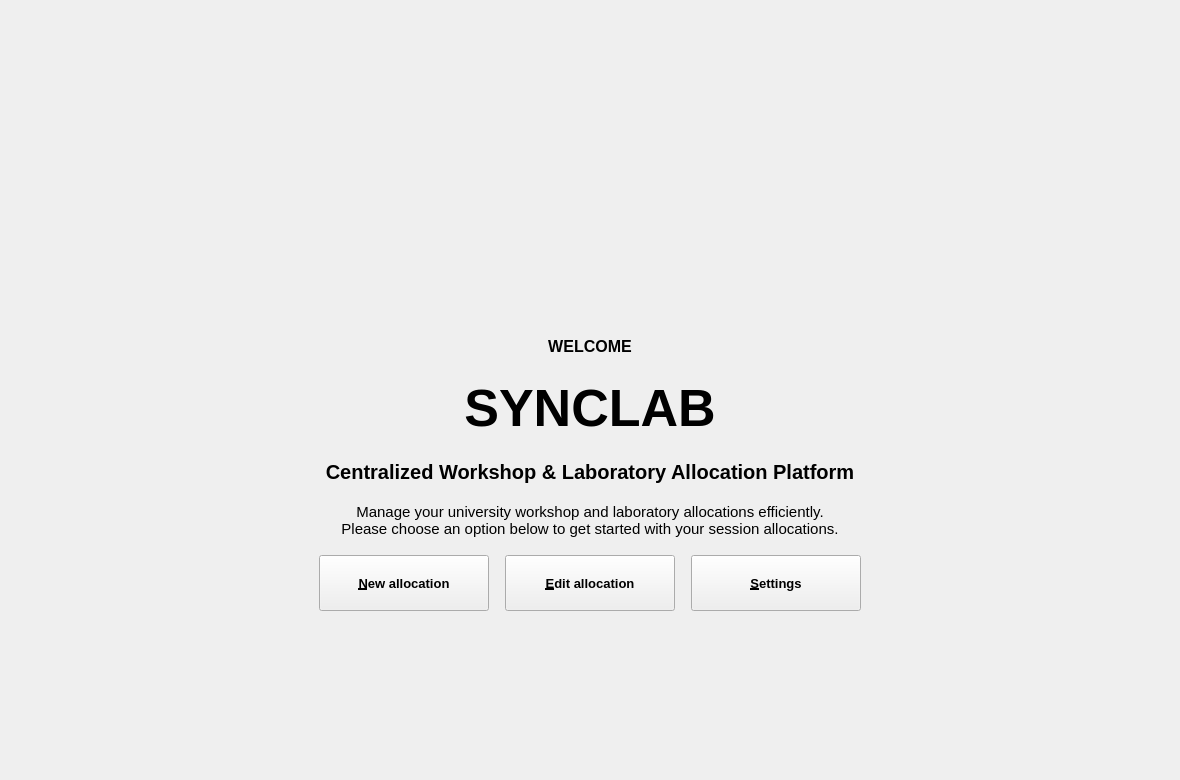
Qt form ui/forms/page0.ui (PPAS-Rashmika/SYNCLAB-Centralized-Workshop-Laboratory-Allocation-Platform) before a commit.
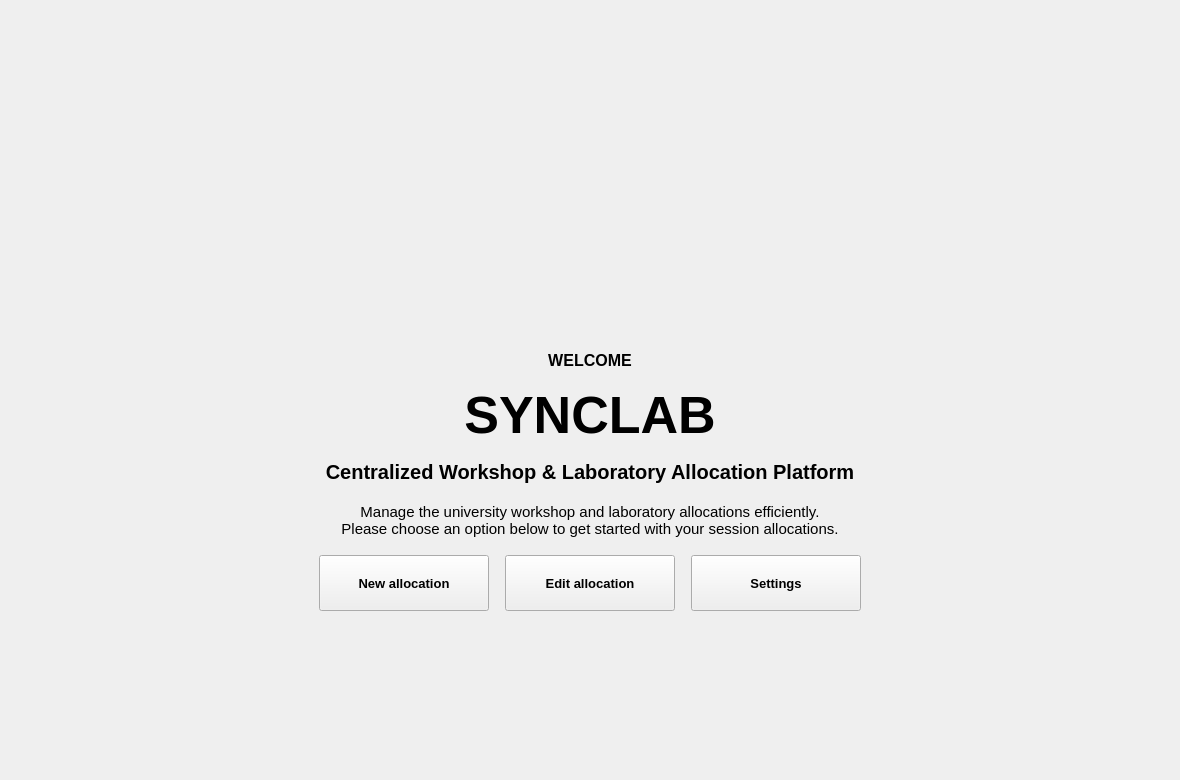
The same form after that commit. Icons and pictures are not drawn.

```diff
--- a/ui/forms/page0.ui
+++ b/ui/forms/page0.ui
@@ -37,7 +37,7 @@
    <property name="geometry">
     <rect>
      <x>518</x>
-     <y>173</y>
+     <y>200</y>
      <width>144</width>
      <height>143</height>
     </rect>
@@ -63,7 +63,7 @@
    <property name="geometry">
     <rect>
      <x>24</x>
-     <y>336</y>
+     <y>350</y>
      <width>1132</width>
      <height>21</height>
     </rect>
@@ -89,7 +89,7 @@
    <property name="geometry">
     <rect>
      <x>24</x>
-     <y>373</y>
+     <y>380</y>
      <width>1132</width>
      <height>69</height>
     </rect>
@@ -153,7 +153,7 @@
     <enum>Qt::PlainText</enum>
    </property>
    <property name="text">
-    <string>Manage your university workshop and laboratory allocations efficiently.
+    <string>Manage the university workshop and laboratory allocations efficiently.
 Please choose an option below to get started with your session allocations.</string>
    </property>
    <property name="alignment">
@@ -183,7 +183,7 @@
     <cursorShape>PointingHandCursor</cursorShape>
    </property>
    <property name="text">
-    <string>&amp;New allocation</string>
+    <string>New allocation</string>
    </property>
   </widget>
   <widget class="QPushButton" name="editAllocationBtn">
@@ -206,7 +206,7 @@
     <cursorShape>PointingHandCursor</cursorShape>
    </property>
    <property name="text">
-    <string>&amp;Edit allocation</string>
+    <string>Edit allocation</string>
    </property>
   </widget>
   <widget class="QPushButton" name="settingsBtn0">
@@ -229,7 +229,7 @@
     <cursorShape>PointingHandCursor</cursorShape>
    </property>
    <property name="text">
-    <string>&amp;Settings</string>
+    <string>Settings</string>
    </property>
   </widget>
  </widget>
```
Left out of the diff: 173 changed lines with no effect on the pictures.
